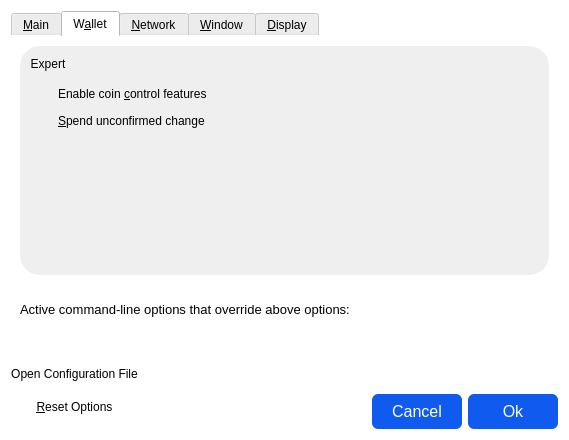
Before: the Qt Designer form src/qt/forms/optionsdialog.ui in ncnight/veil-1, drawn with Qt 5.
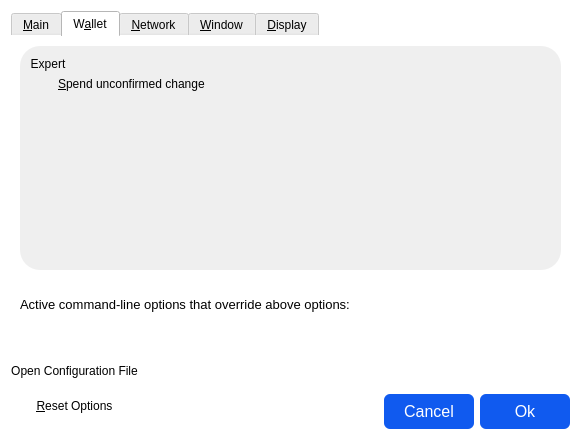
After: the same form once the commit is applied. The open tabs and pages were chosen to show the change. Icons and pictures are not drawn. Custom widgets are drawn as their Qt base class.

```diff
--- a/src/qt/forms/optionsdialog.ui
+++ b/src/qt/forms/optionsdialog.ui
@@ -6,7 +6,7 @@
    <rect>
     <x>0</x>
     <y>0</y>
-    <width>569</width>
+    <width>581</width>
     <height>440</height>
    </rect>
   </property>
@@ -320,20 +320,6 @@
              <string>Expert</string>
             </property>
             <layout class="QVBoxLayout" name="verticalLayout_2">
-             <item>
-              <widget class="QCheckBox" name="coinControlFeatures">
-               <property name="toolTip">
-                <string>Whether to show coin control features or not.</string>
-               </property>
-               <property name="styleSheet">
-                <string notr="true">padding-top:16px;
- background-color:transparent;</string>
-               </property>
-               <property name="text">
-                <string>Enable coin &amp;control features</string>
-               </property>
-              </widget>
-             </item>
              <item>
               <widget class="QCheckBox" name="spendZeroConfChange">
                <property name="toolTip">
```
Left out of the diff: 8 changed lines with no effect on the pictures.
